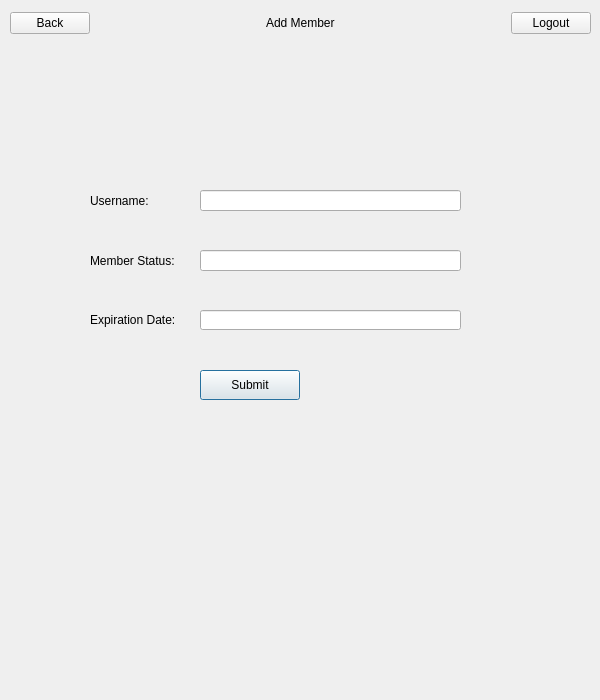
First picture: the form in QtGui/addMember.ui, repository Tligtvoet/goat-bulk, before the edit.
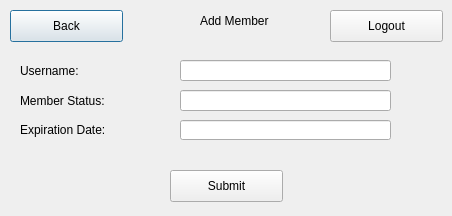
Second picture: the form after the edit.

Diff of the .ui file:
```diff
--- a/QtGui/addMember.ui
+++ b/QtGui/addMember.ui
@@ -6,30 +6,57 @@
    <rect>
     <x>0</x>
     <y>0</y>
-    <width>600</width>
-    <height>700</height>
+    <width>452</width>
+    <height>216</height>
    </rect>
   </property>
-  <property name="minimumSize">
-   <size>
-    <width>600</width>
-    <height>700</height>
-   </size>
-  </property>
-  <property name="maximumSize">
-   <size>
-    <width>600</width>
-    <height>700</height>
-   </size>
-  </property>
   <property name="windowTitle">
    <string>Dialog</string>
   </property>
+  <widget class="QPushButton" name="back_button">
+   <property name="geometry">
+    <rect>
+     <x>10</x>
+     <y>10</y>
+     <width>113</width>
+     <height>32</height>
+    </rect>
+   </property>
+   <property name="text">
+    <string>Back</string>
+   </property>
+  </widget>
+  <widget class="QLabel" name="addmemberlogo">
+   <property name="geometry">
+    <rect>
+     <x>200</x>
+     <y>10</y>
+     <width>91</width>
+     <height>21</height>
+    </rect>
+   </property>
+   <property name="text">
+    <string>Add Member</string>
+   </property>
+  </widget>
+  <widget class="QPushButton" name="logout_button">
+   <property name="geometry">
+    <rect>
+     <x>330</x>
+     <y>10</y>
+     <width>113</width>
+     <height>32</height>
+    </rect>
+   </property>
+   <property name="text">
+    <string>Logout</string>
+   </property>
+  </widget>
   <widget class="QLabel" name="username">
    <property name="geometry">
     <rect>
-     <x>90</x>
-     <y>190</y>
+     <x>20</x>
+     <y>60</y>
      <width>141</width>
      <height>21</height>
     </rect>
@@ -41,8 +68,8 @@
   <widget class="QLabel" name="password">
    <property name="geometry">
     <rect>
-     <x>90</x>
-     <y>250</y>
+     <x>20</x>
+     <y>90</y>
      <width>141</width>
      <height>21</height>
     </rect>
@@ -54,8 +81,8 @@
   <widget class="QLabel" name="adminstatus">
    <property name="geometry">
     <rect>
-     <x>90</x>
-     <y>310</y>
+     <x>20</x>
+     <y>120</y>
      <width>191</width>
      <height>20</height>
     </rect>
@@ -67,9 +94,9 @@
   <widget class="QLineEdit" name="lineEdit_name">
    <property name="geometry">
     <rect>
-     <x>200</x>
-     <y>190</y>
-     <width>261</width>
+     <x>180</x>
+     <y>60</y>
+     <width>211</width>
      <height>21</height>
     </rect>
    </property>
@@ -77,9 +104,9 @@
   <widget class="QLineEdit" name="lineEdit_memStatus">
    <property name="geometry">
     <rect>
-     <x>200</x>
-     <y>250</y>
-     <width>261</width>
+     <x>180</x>
+     <y>90</y>
+     <width>211</width>
      <height>21</height>
     </rect>
    </property>
@@ -87,10 +114,10 @@
   <widget class="QPushButton" name="button_submit">
    <property name="geometry">
     <rect>
-     <x>200</x>
-     <y>370</y>
-     <width>100</width>
-     <height>30</height>
+     <x>170</x>
+     <y>170</y>
+     <width>113</width>
+     <height>32</height>
     </rect>
    </property>
    <property name="text">
@@ -100,72 +127,13 @@
   <widget class="QLineEdit" name="lineEdit_expDate">
    <property name="geometry">
     <rect>
-     <x>200</x>
-     <y>310</y>
-     <width>261</width>
+     <x>180</x>
+     <y>120</y>
+     <width>211</width>
      <height>20</height>
     </rect>
    </property>
   </widget>
-  <widget class="QWidget" name="">
-   <property name="geometry">
-    <rect>
-     <x>10</x>
-     <y>10</y>
-     <width>581</width>
-     <height>26</height>
-    </rect>
-   </property>
-   <layout class="QHBoxLayout" name="horizontalLayout">
-    <item>
-     <widget class="QPushButton" name="back_button">
-      <property name="text">
-       <string>Back</string>
-      </property>
-     </widget>
-    </item>
-    <item>
-     <spacer name="horizontalSpacer">
-      <property name="orientation">
-       <enum>Qt::Horizontal</enum>
-      </property>
-      <property name="sizeHint" stdset="0">
-       <size>
-        <width>40</width>
-        <height>20</height>
-       </size>
-      </property>
-     </spacer>
-    </item>
-    <item>
-     <widget class="QLabel" name="addmemberlogo">
-      <property name="text">
-       <string>Add Member</string>
-      </property>
-     </widget>
-    </item>
-    <item>
-     <spacer name="horizontalSpacer_2">
-      <property name="orientation">
-       <enum>Qt::Horizontal</enum>
-      </property>
-      <property name="sizeHint" stdset="0">
-       <size>
-        <width>40</width>
-        <height>20</height>
-       </size>
-      </property>
-     </spacer>
-    </item>
-    <item>
-     <widget class="QPushButton" name="logout_button">
-      <property name="text">
-       <string>Logout</string>
-      </property>
-     </widget>
-    </item>
-   </layout>
-  </widget>
  </widget>
  <resources/>
  <connections/>
```
